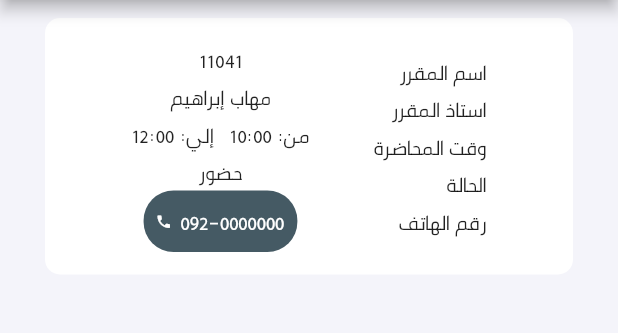
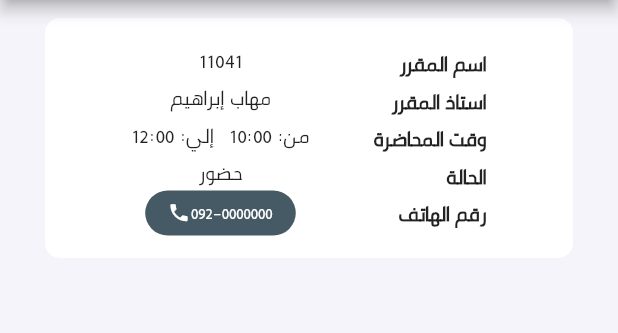
Before and after one commit to mohmedkasim/Electro, a Flutter app: the LecturesInfo screen opened directly, on a phone screen of 412 x 824 dp, the part 84-417 px from its top. Run offline on Flutter 3.47's test engine with Material 2 defaults, Android fonts, the phone set to English and light mode, and no system bars.

Commit message:
change item list

```diff
--- a/lib/LecturesInfo.dart
+++ b/lib/LecturesInfo.dart
@@ -65,11 +65,11 @@ class CardInfo extends StatelessWidget {
                   crossAxisAlignment: CrossAxisAlignment.start,
 
                   children: [
-                    Text('اسم المقرر'),
-                    Text('استاذ المقرر'),
-                    Text('وقت المحاضرة'),
-                    Text('الحالة'),
-                    Text('رقم الهاتف')
+                    Text('اسم المقرر',style: TextStyle(fontWeight: FontWeight.bold),),
+                    Text('استاذ المقرر',style: TextStyle(fontWeight: FontWeight.bold)),
+                    Text('وقت المحاضرة',style: TextStyle(fontWeight: FontWeight.bold)),
+                    Text('الحالة',style: TextStyle(fontWeight: FontWeight.bold)),
+                    Text('رقم الهاتف',style: TextStyle(fontWeight: FontWeight.bold))
                   ],
                 ),
                 Column(
@@ -91,17 +91,19 @@ class CardInfo extends StatelessWidget {
                     Container(
                         decoration: BoxDecoration(
                           borderRadius: BorderRadius.circular(20),
-                          color: Colors.blueGrey[700]
+                          color: Colors.blueGrey[700],
                         ),
+                        height: 30,
                         child: Padding(
-                          padding: const EdgeInsets.all(8.0),
+                          padding: const EdgeInsets.only(left:15.0,right:15.0),
                           child: Row(
-
+                            mainAxisAlignment: MainAxisAlignment.start,
+                            crossAxisAlignment: CrossAxisAlignment.center,
                             children: [
 
-                              Text(teacherNumber,style: TextStyle(color:Colors.white),),
-                              SizedBox(width: 5,),
-                              Icon(Icons.phone,color: Colors.white,size: 11,),
+                              Text(teacherNumber,style: TextStyle(color:Colors.white,fontSize: 11),),
+                              Icon(Icons.phone,color: Colors.white,size: 15,)
+
                             ],
                           ),
                         ))
```
